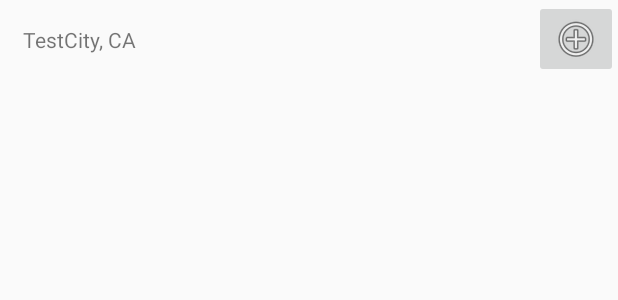
After one commit to mthor1234/PhunWeather, an Android app: the layout zipcode_search_row_item.xml on its own in the app's theme, with its tools: preview values and no code run, on a phone screen of 412 x 824 dp. The commit adds this screen. Shown: the top 300 px of the screen. Run offline under Robolectric (Android 15) with nearby library versions, the phone set to English and light mode, and no system bars.

Commit message:
* Started a rough template for a search widget ontop of the toolbar * Added Fragment_Detail * Items clicked from Fragment_Zipcode will prompt the Fragment_Detail to be shown on the screen

```diff
--- a/app/src/main/java/async/crash/com/phunweather/Adapters/Adapater_MyItemRecyclerView.java
+++ b/app/src/main/java/async/crash/com/phunweather/Adapters/Adapter_MyItemRecyclerView.java
@@ -17,12 +17,12 @@ import async.crash.com.phunweather.Models.DummyContent.DummyItem;
  * specified {@link Fragment_Zipcode.OnListFragmentInteractionListener}.
  * TODO: Replace the implementation with code for your data type.
  */
-public class Adapater_MyItemRecyclerView extends RecyclerView.Adapter<Adapater_MyItemRecyclerView.ViewHolder> {
+public class Adapter_MyItemRecyclerView extends RecyclerView.Adapter<Adapter_MyItemRecyclerView.ViewHolder> {
 
     private final List<DummyItem> mValues;
     private final Fragment_Zipcode.OnListFragmentInteractionListener mListener;
 
-    public Adapater_MyItemRecyclerView(List<DummyItem> items, Fragment_Zipcode.OnListFragmentInteractionListener listener) {
+    public Adapter_MyItemRecyclerView(List<DummyItem> items, Fragment_Zipcode.OnListFragmentInteractionListener listener) {
         mValues = items;
         mListener = listener;
     }
--- a/app/src/main/java/async/crash/com/phunweather/Fragments/Fragment_Zipcode.java
+++ b/app/src/main/java/async/crash/com/phunweather/Fragments/Fragment_Zipcode.java
@@ -10,7 +10,7 @@ import android.view.LayoutInflater;
 import android.view.View;
 import android.view.ViewGroup;
 
-import async.crash.com.phunweather.Adapters.Adapater_MyItemRecyclerView;
+import async.crash.com.phunweather.Adapters.Adapter_MyItemRecyclerView;
 import async.crash.com.phunweather.R;
 import async.crash.com.phunweather.Models.DummyContent;
 import async.crash.com.phunweather.Models.DummyContent.DummyItem;
@@ -69,7 +69,7 @@ public class Fragment_Zipcode extends Fragment {
             } else {
                 recyclerView.setLayoutManager(new GridLayoutManager(context, mColumnCount));
             }
-            recyclerView.setAdapter(new Adapater_MyItemRecyclerView(DummyContent.ITEMS, mListener));
+            recyclerView.setAdapter(new Adapter_MyItemRecyclerView(DummyContent.ITEMS, mListener));
         }
         return view;
     }
--- /dev/null
+++ b/app/src/main/res/layout/zipcode_search_row_item.xml
@@ -0,0 +1,37 @@
+<?xml version="1.0" encoding="utf-8"?>
+<android.support.constraint.ConstraintLayout
+    xmlns:android="http://schemas.android.com/apk/res/android"
+    xmlns:app="http://schemas.android.com/apk/res-auto"
+    xmlns:tools="http://schemas.android.com/tools"
+    android:layout_width="match_parent"
+    android:layout_height="wrap_content">
+
+
+    <TextView
+        android:id="@+id/zipcode_tv_city_state"
+        android:layout_width="wrap_content"
+        android:layout_height="wrap_content"
+        android:text="TestCity, CA"
+        android:layout_marginLeft="15dp"
+        app:layout_constraintStart_toStartOf="parent"
+        app:layout_constraintTop_toTopOf="parent"
+        app:layout_constraintBottom_toBottomOf="parent"/>
+
+    <TextView
+        android:id="@+id/zipcode_tv_zipcode"
+        android:layout_width="wrap_content"
+        android:layout_height="wrap_content"
+        android:text="99999"
+        app:layout_constraintRight_toLeftOf="parent"
+        app:layout_constraintLeft_toRightOf="parent"
+        app:layout_constraintTop_toTopOf="@id/zipcode_tv_city_state" />
+    <ImageButton
+        android:id="@+id/zipcode_imgbtn_add"
+        android:layout_width="wrap_content"
+        android:layout_height="wrap_content"
+        app:srcCompat="@android:drawable/ic_menu_add"
+        app:layout_constraintEnd_toEndOf="parent"
+        app:layout_constraintTop_toTopOf="parent"
+        app:layout_constraintBottom_toBottomOf="parent"/>
+
+</android.support.constraint.ConstraintLayout>
--- a/app/src/main/res/values/strings.xml
+++ b/app/src/main/res/values/strings.xml
@@ -3,4 +3,7 @@
     <string name="action_settings">Settings</string>
     <string name="action_addzip">Add Zipcode</string>
     <string name="action_search">Search</string>
+
+    <!-- TODO: Remove or change this placeholder text -->
+    <string name="hello_blank_fragment">Hello blank fragment</string>
 </resources>
```
Also changed, not shown: app/src/main/java/async/crash/com/phunweather/Adapters/Adapter_AddressSearch.java (added, +37 -0 lines), app/src/main/java/async/crash/com/phunweather/Fragments/Fragment_Detail.java (added, +126 -0 lines), app/src/main/java/async/crash/com/phunweather/Models/Model_Address.java (added, +42 -0 lines), app/src/main/java/async/crash/com/phunweather/Networking/MyApplication.java (+54 -0 lines), app/src/main/java/async/crash/com/phunweather/activities/Activity_Main.java (+19 -1 lines), app/src/main/res/layout/fragment_detail.xml (added, +15 -0 lines).
